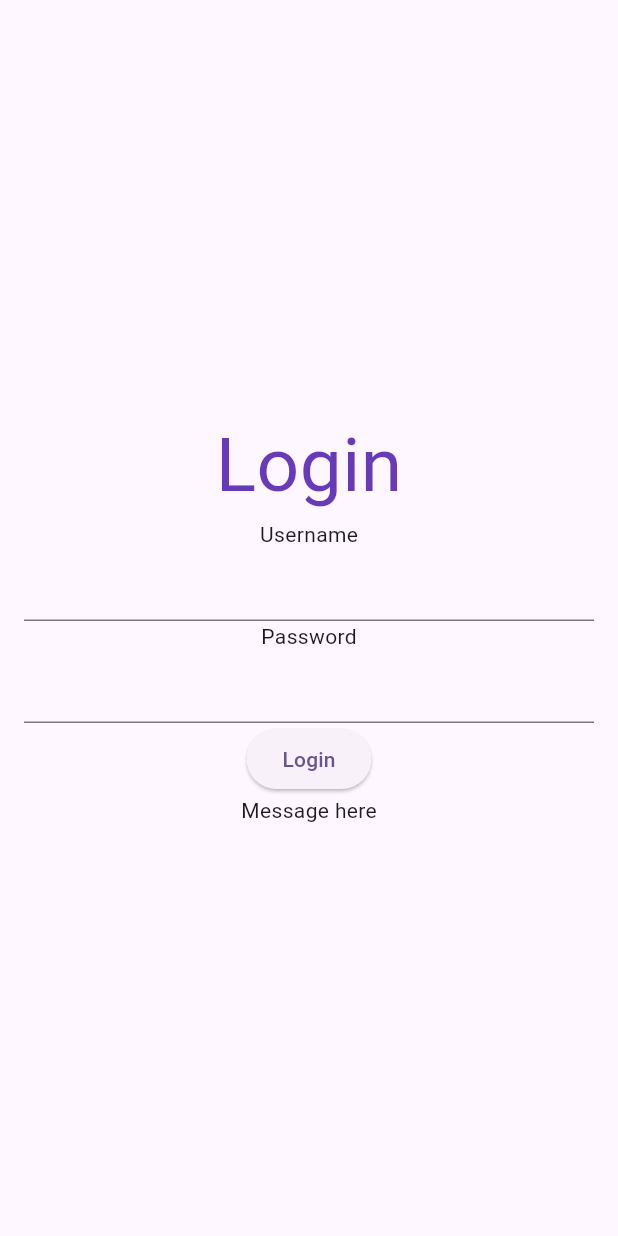
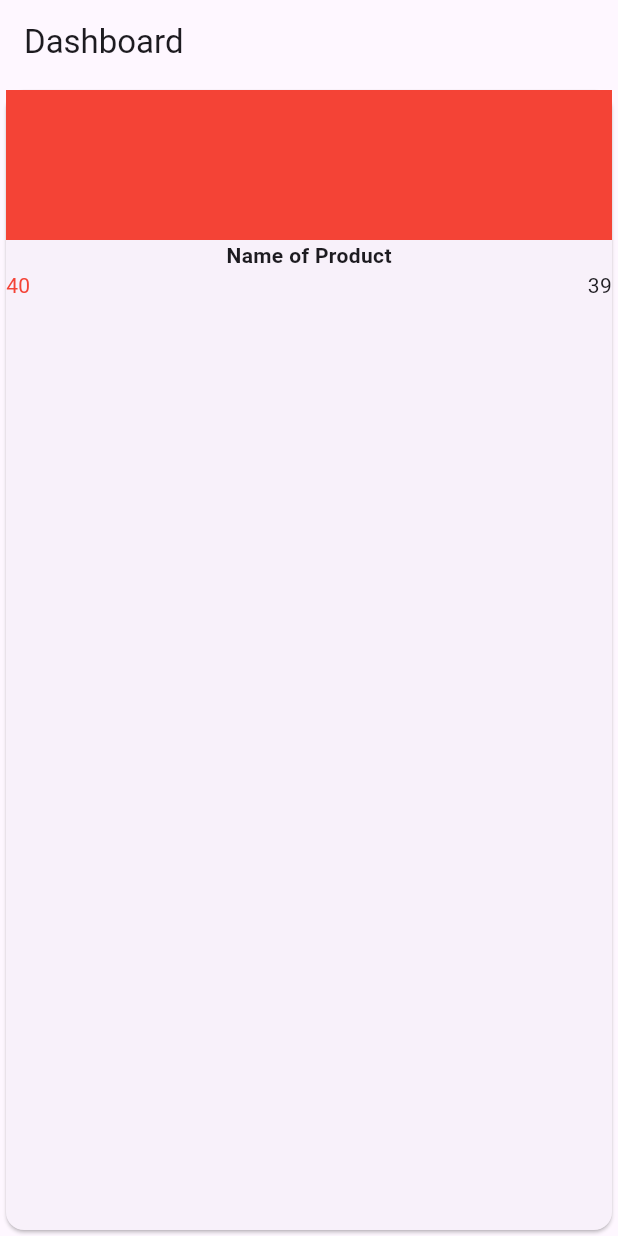
Before and after one commit to hardik7426/e_com_demo_Flutter, a Flutter app: the screen it shows after launch, on a phone screen of 412 x 824 dp. Run offline on Flutter 3.47's test engine with Material 3 defaults, Android fonts, the phone set to English and light mode, and no system bars.

Commit message:
new-pages

```diff
--- /dev/null
+++ b/lib/dashboard_page.dart
@@ -0,0 +1,34 @@
+import 'package:flutter/material.dart';
+
+class DashboardPage extends StatelessWidget {
+  const DashboardPage({super.key});
+
+  @override
+  Widget build(BuildContext context) {
+    return Scaffold(
+      appBar: AppBar(
+        title: Text("Dashboard"),
+      ),
+      body: Card(
+        child:Column(
+          children: [
+            Container(
+              height: 100,
+              color:Colors.red,
+            ),
+            Text("Name of Product",
+            style: TextStyle(fontWeight: FontWeight.bold,),
+            ),
+            Row(
+              mainAxisAlignment: MainAxisAlignment.spaceBetween,
+              children: [
+              Text("40",
+              style: TextStyle(color: Colors.red),),
+              Text("39"),
+            ],)
+          ],
+        )
+      ),
+    );
+  }
+}
--- a/lib/main.dart
+++ b/lib/main.dart
@@ -1,4 +1,7 @@
+import 'package:e_com_demo/dashboard_page.dart';
 import 'package:flutter/material.dart';
+
+import 'login_page.dart';
 
 void main() {
   runApp(const MyApp());
@@ -31,65 +34,7 @@ class MyApp extends StatelessWidget {
         // tested with just a hot reload.
         colorScheme: ColorScheme.fromSeed(seedColor: Colors.deepPurple),
       ),
-      home: LoginPage(),
+      home: DashboardPage(),
     );
   }
 }
-
-class LoginPage extends StatefulWidget {
-  LoginPage({super.key});
-
-  @override
-  State<LoginPage> createState() => _LoginPageState();
-}
-
-class _LoginPageState extends State<LoginPage> {
-  TextEditingController userTxtCtr = TextEditingController();
-
-  TextEditingController pwdTxtCtr = TextEditingController();
-
-  String msg="Message here";
-
-  @override
-  Widget build(BuildContext context) {
-    print('from bulid method');
-    return Scaffold(
-      body: SafeArea(
-        child: Padding(
-          padding: const EdgeInsets.only(left:16,right:16),
-          child: Column(
-            mainAxisAlignment: MainAxisAlignment.center,
-            children: [
-              Text(
-                'Login',
-                style: TextStyle(fontSize: 50, color: Colors.deepPurple),
-              ),
-              Text('Username'),
-              TextField(controller: userTxtCtr),
-              Text('Password'),
-              TextField(controller: pwdTxtCtr, obscureText: true),
-              ElevatedButton(
-                onPressed: () {
-                  print(
-                    "Button clicked " + userTxtCtr.text + " " + pwdTxtCtr.text,
-                  );
-                  if(userTxtCtr.text==pwdTxtCtr.text){
-                    msg = "Welcome "+userTxtCtr.text;
-                  }else{
-                    msg = "Invalid credentials";
-                  }
-                  print(msg);
-                  setState(() {
-
-                  });
-                },
-                child: Text('Login'),
-              ),
-              Text(msg),
-            ],
-          ),
-        ),
-      ),
-    );
-  }
-}
```
Also changed, not shown: lib/login_page.dart (+59 -0 lines).
